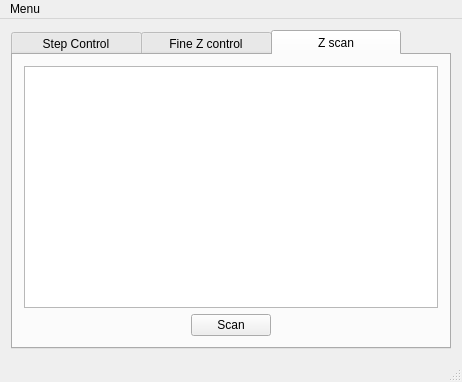
First picture: the form in gui/stepper/steppergui.ui, repository WarwickEPR/qudi, before the edit.
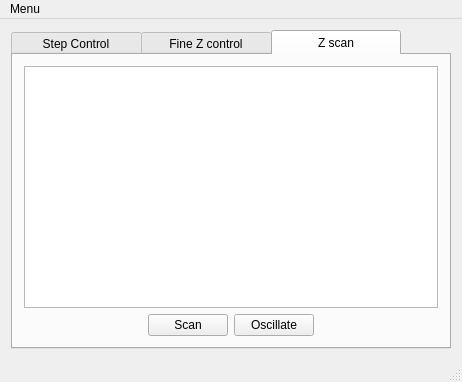
Second picture: the form after the edit. Icons and pictures are not drawn. Custom widgets are drawn as their Qt base class.

Diff of the .ui file:
```diff
--- a/gui/stepper/steppergui.ui
+++ b/gui/stepper/steppergui.ui
@@ -937,6 +937,16 @@
             </property>
            </widget>
           </item>
+          <item>
+           <widget class="QPushButton" name="oscillate">
+            <property name="text">
+             <string>Oscillate</string>
+            </property>
+            <property name="checkable">
+             <bool>true</bool>
+            </property>
+           </widget>
+          </item>
           <item>
            <spacer name="horizontalSpacer_4">
             <property name="orientation">
```
Left out of the diff: 4 changed lines with no effect on the pictures.
